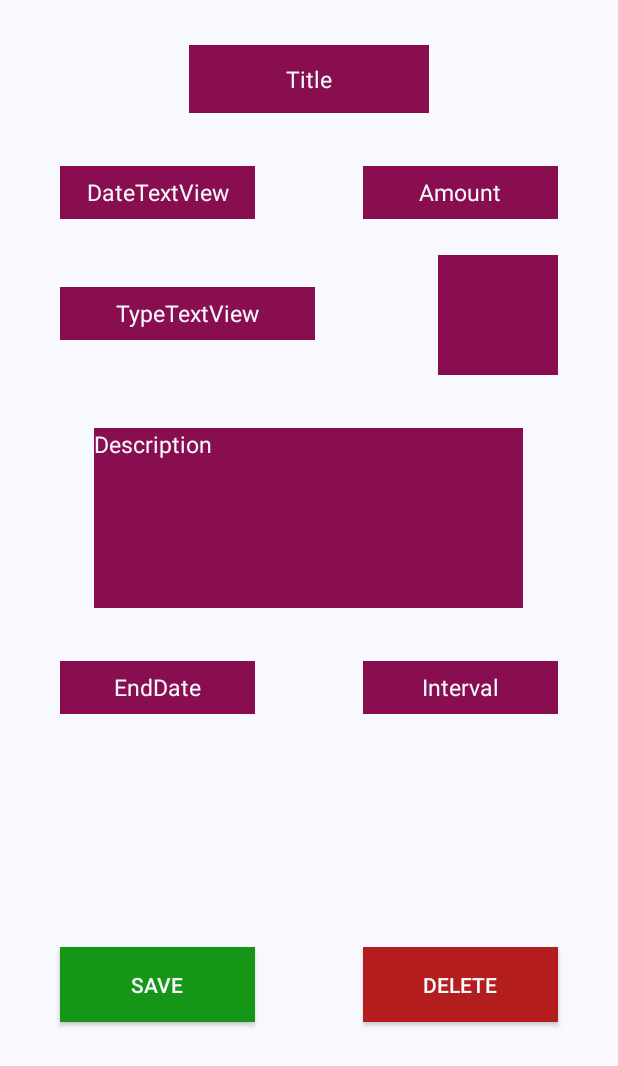
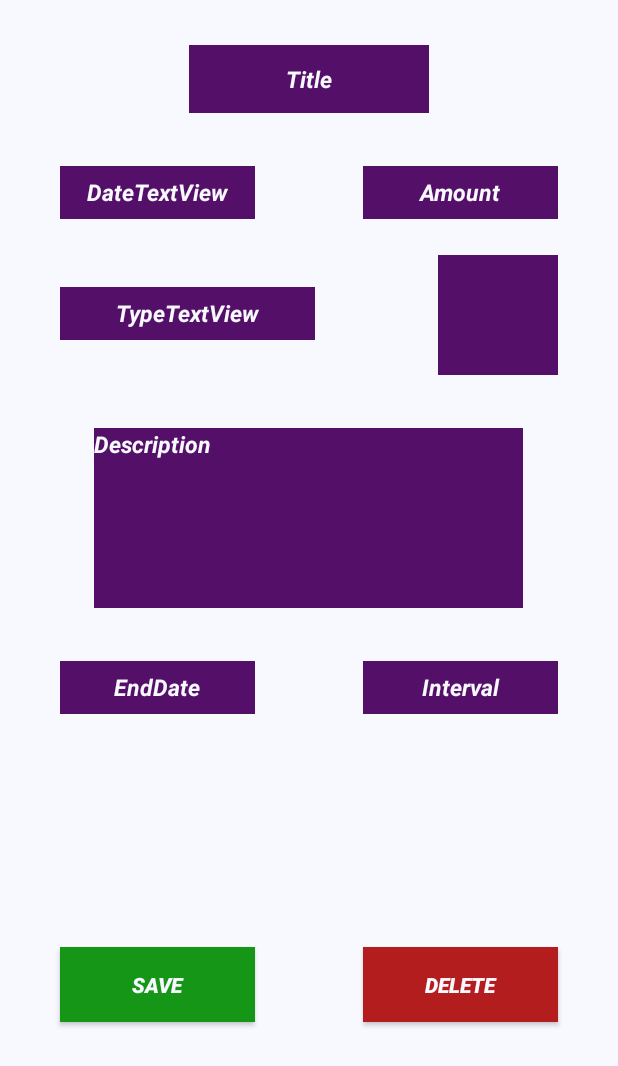
Before and after one commit to fsmajlovic/Transaction-Manager, an Android app: the layout transaction_details.xml on its own in the app's theme, with its tools: preview values and no code run, on a phone screen of 412 x 824 dp. Shown: the top 1066 px of the screen. Run offline under Robolectric (Android 15) with nearby library versions, the phone set to English and light mode, and no system bars.

```diff
--- a/app/src/main/res/layout/activity_main.xml
+++ b/app/src/main/res/layout/activity_main.xml
@@ -53,6 +53,7 @@
         android:layout_marginTop="24dp"
         android:layout_marginEnd="8dp"
         android:fontFamily="sans-serif-thin"
+        android:textStyle="bold|italic"
         android:gravity="center"
         android:text="Month"
         app:layout_constraintEnd_toEndOf="parent"
@@ -60,7 +61,7 @@
         app:layout_constraintStart_toStartOf="parent"
         app:layout_constraintTop_toBottomOf="@+id/filterSpinner"
         android:textColor="@color/customStyleColor"
-        android:textStyle="bold|italic"/>
+        />
 
     <Spinner
         android:id="@+id/sortBySpinner"
--- a/app/src/main/res/layout/transaction_details.xml
+++ b/app/src/main/res/layout/transaction_details.xml
@@ -21,7 +21,8 @@
         app:layout_constraintStart_toStartOf="parent"
         app:layout_constraintTop_toTopOf="parent"
         android:background="@color/customStyleColor"
-        android:textColor="@color/ghostWhite"/>
+        android:textColor="@color/ghostWhite"
+        android:textStyle="bold|italic"/>
 
     <EditText
 
@@ -36,7 +37,8 @@
         android:textColor="@color/ghostWhite"
         android:textSize="15dp"
         app:layout_constraintEnd_toEndOf="parent"
-        app:layout_constraintTop_toBottomOf="@+id/titleEditText" />
+        app:layout_constraintTop_toBottomOf="@+id/titleEditText"
+        android:textStyle="bold|italic"/>
 
     <EditText
         android:textSize="15dp"
@@ -50,7 +52,8 @@
         android:text="DateTextView"
         app:layout_constraintStart_toStartOf="parent"
         app:layout_constraintTop_toBottomOf="@+id/titleEditText"
-        android:textColor="@color/ghostWhite"/>
+        android:textColor="@color/ghostWhite"
+        android:textStyle="bold|italic"/>
 
     <EditText
         android:textSize="15dp"
@@ -64,10 +67,11 @@
         app:layout_constraintStart_toStartOf="parent"
         app:layout_constraintTop_toBottomOf="@+id/dateEditText"
         android:background="@color/customStyleColor"
-        android:textColor="@color/ghostWhite"/>
+        android:textColor="@color/ghostWhite"
+        android:textStyle="bold|italic"/>
 
     <ImageView
-        android:id="@+id/imageView2"
+        android:id="@+id/typeDetailsImageView"
         android:layout_width="80dp"
         android:layout_height="80dp"
         android:layout_marginTop="24dp"
@@ -93,8 +97,9 @@
         app:layout_constraintEnd_toEndOf="parent"
         app:layout_constraintHorizontal_bias="0.498"
         app:layout_constraintStart_toStartOf="parent"
-        app:layout_constraintTop_toBottomOf="@+id/imageView2"
-        android:textColor="@color/ghostWhite"/>
+        app:layout_constraintTop_toBottomOf="@+id/typeDetailsImageView"
+        android:textColor="@color/ghostWhite"
+        android:textStyle="bold|italic"/>
 
     <EditText
         android:textSize="15dp"
@@ -108,7 +113,8 @@
         android:text="EndDate"
         android:textColor="@color/ghostWhite"
         app:layout_constraintStart_toStartOf="parent"
-        app:layout_constraintTop_toBottomOf="@+id/descriptionEditText" />
+        app:layout_constraintTop_toBottomOf="@+id/descriptionEditText"
+        android:textStyle="bold|italic"/>
 
     <EditText
         android:textSize="15dp"
@@ -122,7 +128,8 @@
         android:textColor="@color/ghostWhite"
         app:layout_constraintEnd_toEndOf="parent"
         app:layout_constraintTop_toBottomOf="@+id/descriptionEditText"
-        tools:text="Interval" />
+        tools:text="Interval"
+        android:textStyle="bold|italic"/>
 
     <Button
         android:id="@+id/saveBtn"
@@ -137,7 +144,8 @@
         android:textColor="@color/ghostWhite"
         app:layout_constraintBottom_toBottomOf="parent"
         app:layout_constraintStart_toStartOf="parent"
-        app:layout_constraintTop_toBottomOf="@+id/endDateEditText" />
+        app:layout_constraintTop_toBottomOf="@+id/endDateEditText"
+        android:textStyle="bold|italic"/>
 
     <Button
         android:id="@+id/deleteBtn"
@@ -152,7 +160,8 @@
         android:textColor="@color/ghostWhite"
         app:layout_constraintBottom_toBottomOf="parent"
         app:layout_constraintEnd_toEndOf="parent"
-        app:layout_constraintTop_toBottomOf="@+id/intervalEditText" />
+        app:layout_constraintTop_toBottomOf="@+id/intervalEditText"
+        android:textStyle="bold|italic"/>
 
 
 </androidx.constraintlayout.widget.ConstraintLayout>
--- a/app/src/main/res/values/colors.xml
+++ b/app/src/main/res/values/colors.xml
@@ -4,12 +4,13 @@
     <color name="colorPrimaryDark">#00574B</color>
     <color name="colorAccent">#D81B60</color>
     <color name="backgroundOne">#9FD3CCCC</color>
-    <color name="customStyleColor">#880E4F</color>
+    <color name="customStyleColor2">#880E4F</color>
     <color name="ghostWhite">#f8f8ff</color>
-    <color name="customStyleColorDark">#5E0935</color>
+    <color name="customStyleColorDark">#680C43</color>
     <color name="saveBtnColor">#169617</color>
     <color name="deleteBtnColor">#B41D1D</color>
     <color name="shadow">#000000</color>
+    <color name="customStyleColor">#541068</color>
 
 
 </resources>
```
Also changed, not shown: app/src/main/java/ba/unsa/etf/rma/transactionmanager/Activities/TransactionDetailActivity.java (+52 -22 lines), app/src/main/java/ba/unsa/etf/rma/transactionmanager/MainActivity.java (+10 -2 lines), 1 other file.
